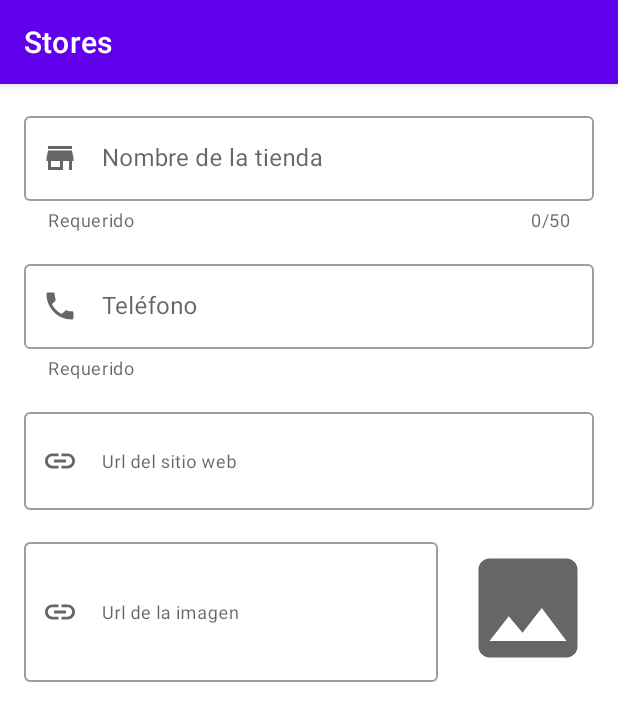
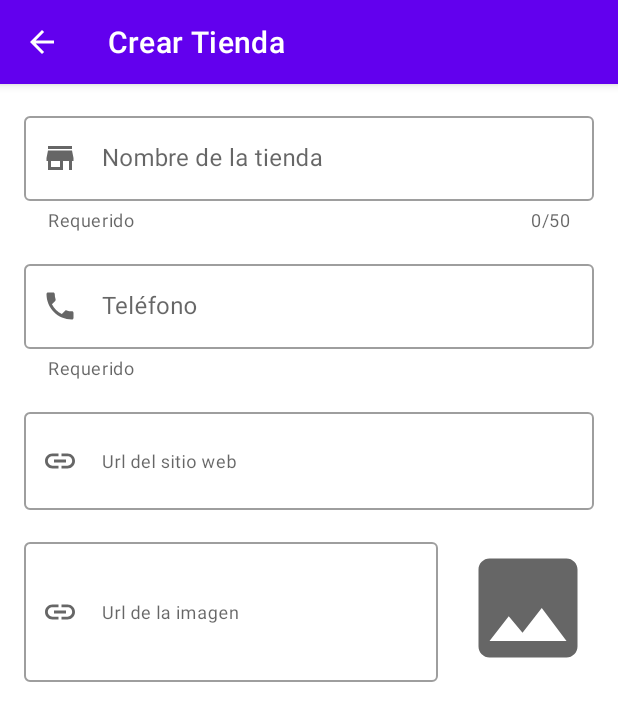
Before and after one commit to ArthurDioses/Stores, an Android app: the screen it shows after launch (MainActivity), after a tap on "Crear tienda", on a phone screen of 412 x 824 dp. Shown: the top 721 px of the screen. Run offline under Robolectric (Android 15) with nearby library versions, the phone set to English and light mode, and no system bars; our stand-ins replace Room's generated code; libraries missing offline, so code that uses them is left out: org.jetbrains.anko; 1 statement that could not run was skipped.

Commit message:
- Fragment: addToBackStack and icon with title ActionBar

```diff
--- a/app/src/main/java/com/dioses/stores/EditStoreFragment.kt
+++ b/app/src/main/java/com/dioses/stores/EditStoreFragment.kt
@@ -20,4 +20,12 @@ class EditStoreFragment : Fragment() {
         return mBinding.root
     }
 
+    override fun onViewCreated(view: View, savedInstanceState: Bundle?) {
+        super.onViewCreated(view, savedInstanceState)
+
+        val activity = activity as? MainActivity
+        activity?.supportActionBar?.setDisplayHomeAsUpEnabled(true)
+        activity?.supportActionBar?.title = getString(R.string.esit_store_title_add)
+    }
+
 }
--- a/app/src/main/java/com/dioses/stores/MainActivity.kt
+++ b/app/src/main/java/com/dioses/stores/MainActivity.kt
@@ -40,6 +40,7 @@ class MainActivity : AppCompatActivity(), OnClickListener {
         val fragmentManage = supportFragmentManager
         val fragmentTransaction = fragmentManage.beginTransaction()
         fragmentTransaction.add(R.id.containerMain, fragment)
+        fragmentTransaction.addToBackStack(null)
         fragmentTransaction.commit()
         mBinding.fab.hide()
     }
--- a/app/src/main/res/values/strings.xml
+++ b/app/src/main/res/values/strings.xml
@@ -7,4 +7,5 @@
     <string name="hint_phone">Teléfono</string>
     <string name="hint_website">Url del sitio web</string>
     <string name="photo_url">Url de la imagen</string>
+    <string name="esit_store_title_add">Crear Tienda</string>
 </resources>
```
